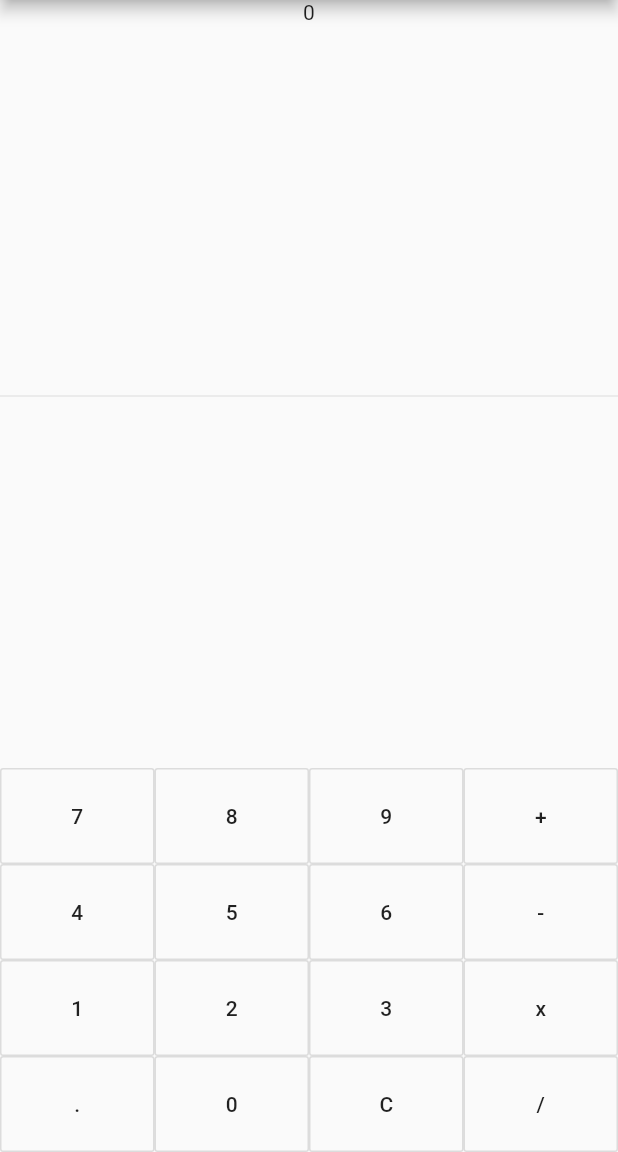
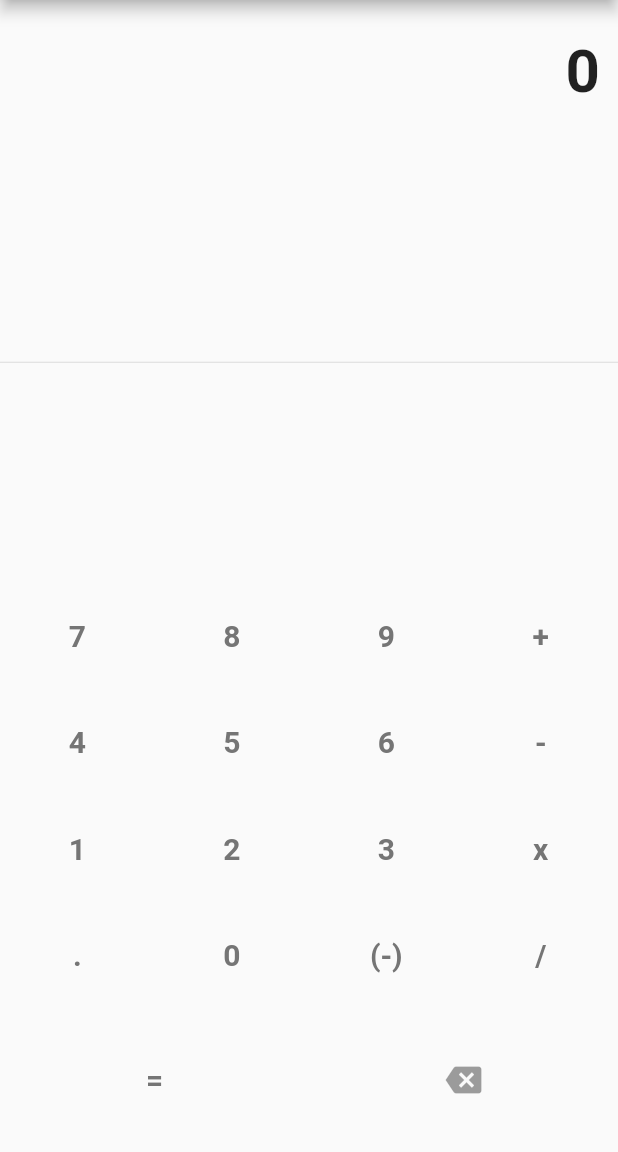
Before and after one commit to ChethiyaNishanath/Flutter_basic_calculator, a Flutter app: the screen it shows after launch, on a phone screen of 412 x 824 dp, the part 84-1236 px from its top. Run offline on Flutter 3.47's test engine with Material 2 defaults, Android fonts, the phone set to English and light mode, and no system bars.

Commit message:
changed button into flat buttons

```diff
--- a/lib/calculatorUi.dart
+++ b/lib/calculatorUi.dart
@@ -7,15 +7,19 @@ class CalculatorUI extends StatefulWidget {
 
 class _CalculatorUIState extends State<CalculatorUI> {
 
-  Widget buildButton(val){
+  Widget buildButton(String value){
     return Expanded(
-      child: OutlineButton(
+      child: FlatButton(
         padding: EdgeInsets.all(24),
         child: Text(
-          val,
+          value,
+          style: TextStyle(
+            fontSize: 20,
+            fontWeight: FontWeight.bold,
+            color: Colors.grey[600]
+          ),
         ),
-        onPressed: (){},
-        color: Colors.grey,
+        onPressed: (){}
       ),
     );
   }
@@ -31,7 +35,17 @@ class _CalculatorUIState extends State<CalculatorUI> {
       body: Container(
         child: Column(
           children: <Widget>[
-            Text("0"),
+            Container(
+              alignment: Alignment.bottomRight,
+              padding: EdgeInsets.symmetric(vertical: 24,horizontal: 12),
+                child: Text(
+                    "0",
+                  style: TextStyle(
+                    fontSize: 40,
+                    fontWeight: FontWeight.bold
+                  ),
+                )
+            ),
             Expanded(
               child: Divider(),
             ),
@@ -65,8 +79,21 @@ class _CalculatorUIState extends State<CalculatorUI> {
                   children: <Widget>[
                     buildButton("."),
                     buildButton("0"),
-                    buildButton("C"),
+                    buildButton("(-)"),
                     buildButton("/")
+                  ],
+                ),
+
+                Row(
+                  children: <Widget>[
+                    buildButton("="),
+                    Expanded(
+                      child: FlatButton(
+                      padding: EdgeInsets.all(24),
+                      child: IconButton(icon: Icon(Icons.backspace),),
+                        onPressed: (){},
+                        ),
+                      )
                   ],
                 ),
               ],
```
